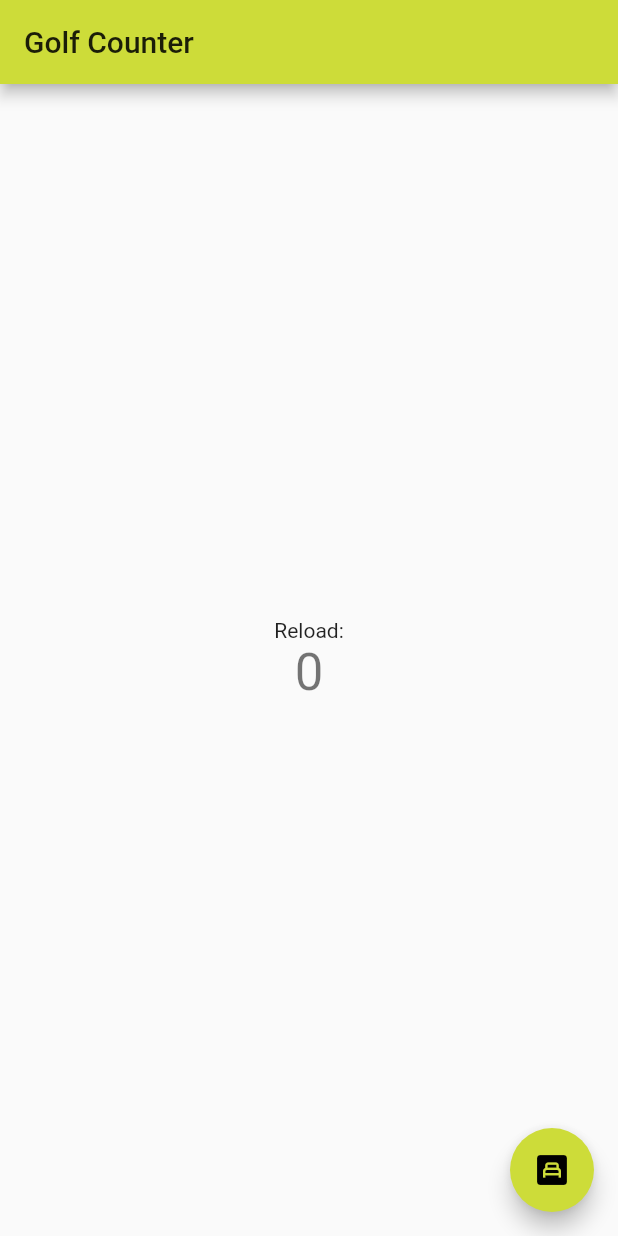
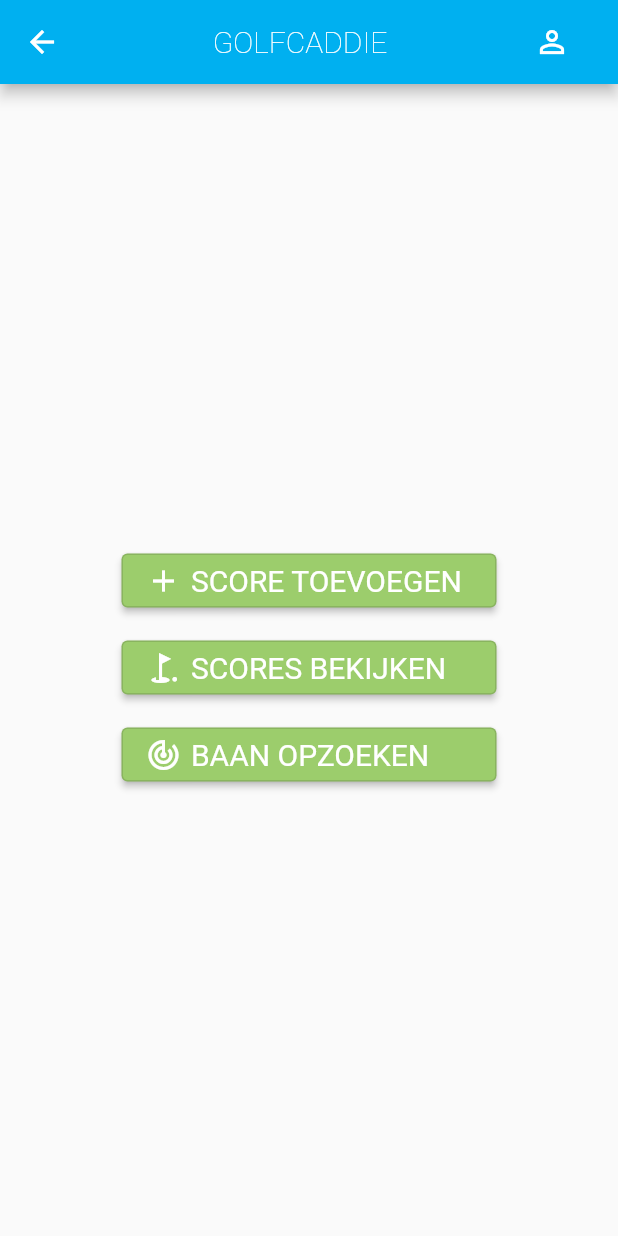
Before and after one commit to voltiac-development/golf-app, a Flutter app: the screen it shows after launch, on a phone screen of 412 x 824 dp. Run offline on Flutter 3.47's test engine with Material 2 defaults, Android fonts, the phone set to English and light mode, and no system bars.

Commit message:
Made the first version of dashboard

```diff
--- /dev/null
+++ b/app/lib/components/button.dart
@@ -0,0 +1,31 @@
+import 'package:flutter/material.dart';
+
+class BtnWidget extends StatelessWidget {
+  BtnWidget({Key? key, required this.text, required this.icon})
+      : super(key: key);
+
+  final IconData icon;
+  final String text;
+  @override
+  Widget build(BuildContext context) {
+    final ButtonStyle style = OutlinedButton.styleFrom(
+        textStyle: const TextStyle(fontSize: 20),
+        backgroundColor: Color(0xFF9CCD6C),
+        primary: Colors.white,
+        fixedSize: Size(250, 10),
+        elevation: 2,
+        alignment: Alignment.centerLeft);
+    return Container(
+      child: OutlinedButton.icon(
+        style: style,
+        icon: Icon(this.icon),
+        label: Text(
+          this.text,
+          textAlign: TextAlign.center,
+        ),
+        onPressed: () => {print('Pressed')},
+      ),
+      margin: const EdgeInsets.only(top: 10.0),
+    );
+  }
+}
--- a/app/lib/main.dart
+++ b/app/lib/main.dart
@@ -1,4 +1,7 @@
 import 'package:flutter/material.dart';
+
+//Custom components
+import 'components/button.dart';
 
 void main() {
   runApp(MyApp());
@@ -9,26 +12,18 @@ class MyApp extends StatelessWidget {
   @override
   Widget build(BuildContext context) {
     return MaterialApp(
-      title: 'Flutter Demo',
+      title: 'golf-app',
       theme: ThemeData(
-        primarySwatch: Colors.lime,
+        primarySwatch: createMaterialColor(Color(0xFF00B0F0)),
       ),
-      home: MyHomePage(title: 'Golf Counter'),
+      home: MyHomePage(title: 'GOLFCADDIE'),
+      debugShowCheckedModeBanner: false,
     );
   }
 }
 
 class MyHomePage extends StatefulWidget {
   MyHomePage({Key? key, required this.title}) : super(key: key);
-
-  // This widget is the home page of your application. It is stateful, meaning
-  // that it has a State object (defined below) that contains fields that affect
-  // how it looks.
-
-  // This class is the configuration for the state. It holds the values (in this
-  // case the title) provided by the parent (in this case the App widget) and
-  // used by the build method of the State. Fields in a Widget subclass are
-  // always marked "final".
 
   final String title;
 
@@ -37,68 +32,68 @@ class MyHomePage extends StatefulWidget {
 }
 
 class _MyHomePageState extends State<MyHomePage> {
-  int _counter = 0;
-
-  void _incrementCounter() {
-    setState(() {
-      // This call to setState tells the Flutter framework that something has
-      // changed in this State, which causes it to rerun the build method below
-      // so that the display can reflect the updated values. If we changed
-      // _counter without calling setState(), then the build method would not be
-      // called again, and so nothing would appear to happen.
-      _counter++;
-    });
-  }
-
   @override
   Widget build(BuildContext context) {
-    // This method is rerun every time setState is called, for instance as done
-    // by the _incrementCounter method above.
-    //
-    // The Flutter framework has been optimized to make rerunning build methods
-    // fast, so that you can just rebuild anything that needs updating rather
-    // than having to individually change instances of widgets.
     return Scaffold(
       appBar: AppBar(
-        // Here we take the value from the MyHomePage object that was created by
-        // the App.build method, and use it to set our appbar title.
-        title: Text(widget.title),
+        leading: IconButton(
+          icon: const Icon(Icons.arrow_back, color: Color(0xFFffffff)),
+          tooltip: 'Terug',
+          onPressed: () {
+            ScaffoldMessenger.of(context).showSnackBar(
+                const SnackBar(content: Text('Terug naar overige pagina')));
+          },
+        ),
+        title: Center(
+            child: Text(
+          widget.title,
+          style:
+              TextStyle(fontWeight: FontWeight.w200, color: Color(0xFFffffff)),
+        )),
+        actions: <Widget>[
+          Padding(
+            padding: EdgeInsets.only(right: 20.0),
+            child: IconButton(
+              icon: const Icon(Icons.person_outline, color: Color(0xFFffffff)),
+              tooltip: 'Account',
+              onPressed: () {
+                ScaffoldMessenger.of(context).showSnackBar(
+                    const SnackBar(content: Text('Account tonen')));
+              },
+            ),
+          ),
+        ],
       ),
       body: Center(
-        // Center is a layout widget. It takes a single child and positions it
-        // in the middle of the parent.
         child: Column(
-          // Column is also a layout widget. It takes a list of children and
-          // arranges them vertically. By default, it sizes itself to fit its
-          // children horizontally, and tries to be as tall as its parent.
-          //
-          // Invoke "debug painting" (press "p" in the console, choose the
-          // "Toggle Debug Paint" action from the Flutter Inspector in Android
-          // Studio, or the "Toggle Debug Paint" command in Visual Studio Code)
-          // to see the wireframe for each widget.
-          //
-          // Column has various properties to control how it sizes itself and
-          // how it positions its children. Here we use mainAxisAlignment to
-          // center the children vertically; the main axis here is the vertical
-          // axis because Columns are vertical (the cross axis would be
-          // horizontal).
           mainAxisAlignment: MainAxisAlignment.center,
           children: <Widget>[
-            Text(
-              'Reload:',
-            ),
-            Text(
-              '$_counter',
-              style: Theme.of(context).textTheme.headline4,
-            ),
+            BtnWidget(text: "SCORE TOEVOEGEN", icon: Icons.add),
+            BtnWidget(text: "SCORES BEKIJKEN", icon: Icons.golf_course_sharp),
+            BtnWidget(text: "BAAN OPZOEKEN", icon: Icons.track_changes)
           ],
         ),
       ),
-      floatingActionButton: FloatingActionButton(
-        onPressed: _incrementCounter,
-        tooltip: 'Increment',
-        child: Icon(Icons.bedroom_child),
-      ), // This trailing comma makes auto-formatting nicer for build methods.
     );
   }
 }
+
+MaterialColor createMaterialColor(Color color) {
+  List strengths = <double>[.05];
+  final swatch = <int, Color>{};
+  final int r = color.red, g = color.green, b = color.blue;
+
+  for (int i = 1; i < 10; i++) {
+    strengths.add(0.1 * i);
+  }
+  strengths.forEach((strength) {
+    final double ds = 0.5 - strength;
+    swatch[(strength * 1000).round()] = Color.fromRGBO(
+      r + ((ds < 0 ? r : (255 - r)) * ds).round(),
+      g + ((ds < 0 ? g : (255 - g)) * ds).round(),
+      b + ((ds < 0 ? b : (255 - b)) * ds).round(),
+      1,
+    );
+  });
+  return MaterialColor(color.value, swatch);
+}
```
Also changed, not shown: 1 other file.
